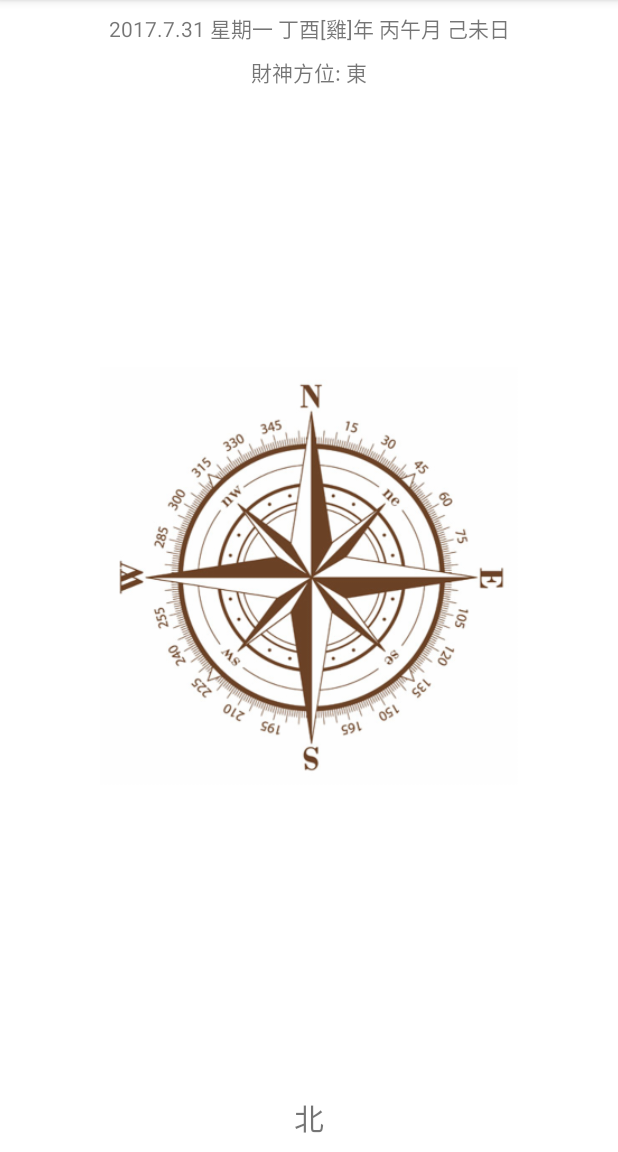
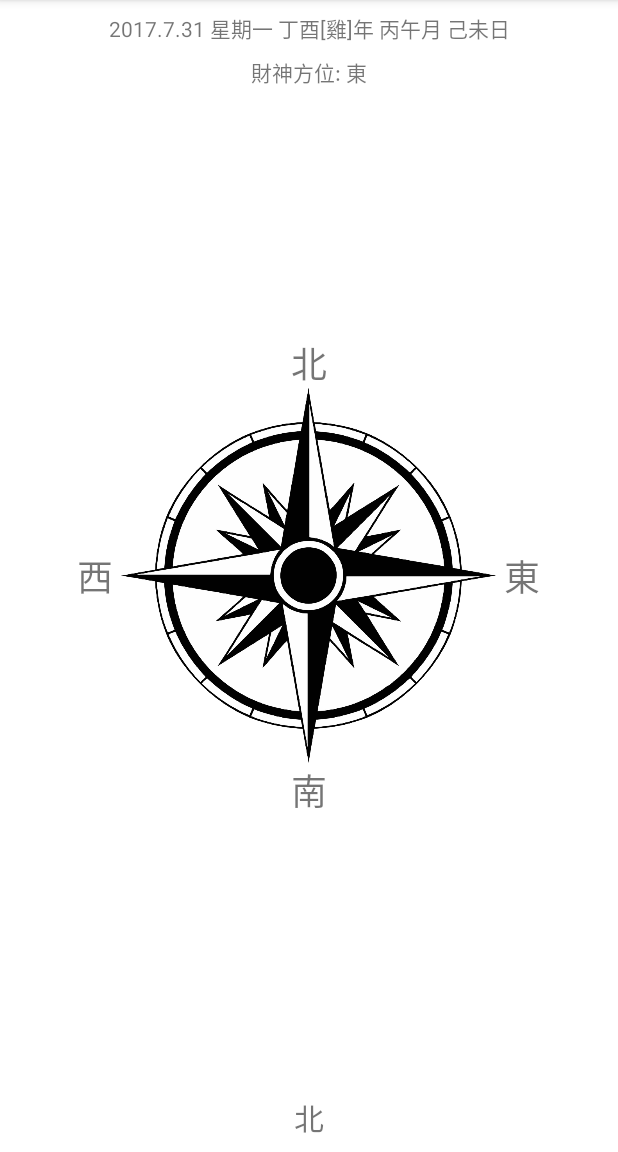
Before and after one commit to BryanYen0619/MyGodOrientationApplication, an Android app: the screen it shows after launch (MainActivity), on a phone screen of 412 x 824 dp, the part 84-1236 px from its top. Run offline under Robolectric (Android 15) with nearby library versions, the phone set to English and light mode, and no system bars.

Commit message:
# 更換羅盤動畫，文字同步旋轉

```diff
--- a/app/src/main/java/com/example/bryanyen/godorientationapplication/MainActivity.java
+++ b/app/src/main/java/com/example/bryanyen/godorientationapplication/MainActivity.java
@@ -30,9 +30,12 @@ public class MainActivity extends AppCompatActivity {
     private static final int LEFT_SIDE = 1;
     private static final int RIGHT_SIDE = -1;
 
-    private ImageView mCompassImageView;
     private ImageView mMoneyGodImageView;
     private TextView mOrientationTextView;
+    private TextView mETextView;
+    private TextView mSTextView;
+    private TextView mWTextView;
+    private TextView mNTextView;
     private RelativeLayout mWordConstraintLayout;
 
     private SensorManager mSensorManager;
@@ -68,12 +71,15 @@ public class MainActivity extends AppCompatActivity {
         super.onCreate(savedInstanceState);
         setContentView(R.layout.activity_main);
 
-        mCompassImageView = (ImageView) findViewById(R.id.imageView);
         mMoneyGodImageView = (ImageView) findViewById(R.id.imageView3);
         mOrientationTextView = (TextView) findViewById(R.id.textView);
         TextView textView = (TextView) findViewById(R.id.textView2);
         TextView whereGoldTextView = (TextView) findViewById(R.id.textView4);
         mWordConstraintLayout = (RelativeLayout) findViewById(R.id.wordConstraintLayout);
+        mETextView = (TextView) findViewById(R.id.eTextView);
+        mWTextView = (TextView) findViewById(R.id.wTextView);
+        mSTextView = (TextView) findViewById(R.id.sTextView);
+        mNTextView = (TextView) findViewById(R.id.nTextView);
 
         mSensorManager = (SensorManager) getSystemService(SENSOR_SERVICE);
         //        mAccelerometerSensor = mSensorManager.getDefaultSensor(Sensor.TYPE_ACCELEROMETER);
@@ -89,7 +95,8 @@ public class MainActivity extends AppCompatActivity {
 
         textView.setText(lunarCalendar.getLunarDate());
         whereGoldTextView.setText("財神方位: " + godOrientation);
-        mCompassImageView.setDrawingCacheEnabled(true);
+        //        mCompassImageView.setDrawingCacheEnabled(true);
+        mWordConstraintLayout.setDrawingCacheEnabled(true);
 
         animationInit();
 
@@ -167,7 +174,10 @@ public class MainActivity extends AppCompatActivity {
     };
 
     private void compassImageAnimation(float degree) {
+        RotateAnimation raWord;
         RotateAnimation ra;
+
+        // 處理圖片在0~360交換時翻轉問題
         if (Math.abs(degree + currentDegree) > 180) {
             //            Log.d("TEST", "range degree :" + degree);
             //            Log.d("TEST", "range current :" + currentDegree);
@@ -179,17 +189,32 @@ public class MainActivity extends AppCompatActivity {
             }
         }
 
+        // 羅盤動畫
         ra = new RotateAnimation(currentDegree, -degree, Animation.RELATIVE_TO_SELF, 0.5f,
                 Animation.RELATIVE_TO_SELF, 0.5f);
-        currentDegree = -degree;
-
         ra.setDuration(200);        // 動畫旋轉持續時間ms
         ra.setFillAfter(true);      // 設置動畫結束後的保留狀態
+
+        // 方向文字動畫
+        raWord = new RotateAnimation(-currentDegree, degree, Animation.RELATIVE_TO_SELF, 0.5f,
+                Animation.RELATIVE_TO_SELF, 0.5f);
+        raWord.setDuration(200);        // 動畫旋轉持續時間ms
+        raWord.setFillAfter(true);      // 設置動畫結束後的保留狀態
 
         LinearInterpolator linearInterpolator = new LinearInterpolator();   // 建立線性旋轉
         ra.setInterpolator(linearInterpolator);
 
-        mCompassImageView.startAnimation(ra);
+        LinearInterpolator linearInterpolatorWord = new LinearInterpolator();   // 建立線性旋轉
+        raWord.setInterpolator(linearInterpolatorWord);
+
+        currentDegree = -degree;
+
+        mWordConstraintLayout.startAnimation(ra);
+
+        mNTextView.setAnimation(raWord);
+        mWTextView.setAnimation(raWord);
+        mSTextView.setAnimation(raWord);
+        mETextView.setAnimation(raWord);
     }
 
     private double get16CompassRange(float values) {
--- a/app/src/main/res/layout/activity_main.xml
+++ b/app/src/main/res/layout/activity_main.xml
@@ -5,23 +5,6 @@
     android:layout_width="match_parent"
     android:layout_height="match_parent"
     android:background="@android:color/white">
-
-    <ImageView
-        android:id="@+id/imageView"
-        android:layout_width="280dp"
-        android:layout_height="280dp"
-        android:layout_marginBottom="8dp"
-        android:layout_marginEnd="8dp"
-        android:layout_marginLeft="8dp"
-        android:layout_marginRight="8dp"
-        android:layout_marginStart="8dp"
-        android:layout_marginTop="8dp"
-        android:scaleType="fitCenter"
-        app:layout_constraintBottom_toBottomOf="parent"
-        app:layout_constraintLeft_toLeftOf="parent"
-        app:layout_constraintRight_toRightOf="parent"
-        app:layout_constraintTop_toTopOf="parent"
-        app:srcCompat="@drawable/compress2"/>
 
     <ImageView
         android:id="@+id/imageView2"
@@ -109,27 +92,29 @@
 
     <RelativeLayout
         android:id="@+id/wordConstraintLayout"
-        android:layout_width="380dp"
-        android:layout_height="380dp"
-        android:layout_marginBottom="8dp"
-        android:layout_marginLeft="8dp"
-        android:layout_marginRight="8dp"
-        android:layout_marginTop="8dp"
-        android:visibility="gone"
+        android:layout_width="320dp"
+        android:layout_height="320dp"
         app:layout_constraintBottom_toBottomOf="parent"
         app:layout_constraintLeft_toLeftOf="parent"
         app:layout_constraintRight_toRightOf="parent"
         app:layout_constraintTop_toTopOf="parent">
 
+        <ImageView
+            android:id="@+id/imageView"
+            android:layout_width="250dp"
+            android:layout_height="250dp"
+            android:layout_centerHorizontal="true"
+            android:layout_centerVertical="true"
+            android:scaleType="fitCenter"
+            app:srcCompat="@drawable/compass_467256_1280"/>
+
         <TextView
             android:id="@+id/wTextView"
             android:layout_width="wrap_content"
             android:layout_height="wrap_content"
-            android:layout_alignParentLeft="true"
-            android:layout_alignParentStart="true"
-            android:layout_centerInParent="true"
             android:layout_centerVertical="true"
-            android:layout_marginLeft="20dp"
+            android:layout_marginRight="5dp"
+            android:layout_toLeftOf="@+id/imageView"
             android:text="西"
             android:textSize="24sp"/>
 
@@ -137,9 +122,8 @@
             android:id="@+id/nTextView"
             android:layout_width="wrap_content"
             android:layout_height="wrap_content"
-            android:layout_alignParentTop="true"
+            android:layout_above="@+id/imageView"
             android:layout_centerHorizontal="true"
-            android:layout_marginTop="20dp"
             android:text="北"
             android:textSize="24sp"/>
 
@@ -147,11 +131,9 @@
             android:id="@+id/eTextView"
             android:layout_width="wrap_content"
             android:layout_height="wrap_content"
-            android:layout_alignParentEnd="true"
-            android:layout_alignParentRight="true"
-            android:layout_centerInParent="true"
             android:layout_centerVertical="true"
-            android:layout_marginRight="20dp"
+            android:layout_marginLeft="5dp"
+            android:layout_toRightOf="@+id/imageView"
             android:text="東"
             android:textSize="24sp"/>
 
@@ -159,10 +141,8 @@
             android:id="@+id/sTextView"
             android:layout_width="wrap_content"
             android:layout_height="wrap_content"
-            android:layout_alignParentBottom="true"
+            android:layout_below="@+id/imageView"
             android:layout_centerHorizontal="true"
-            android:layout_centerVertical="true"
-            android:layout_marginBottom="20dp"
             android:text="南"
             android:textSize="24sp"/>
     </RelativeLayout>
```
